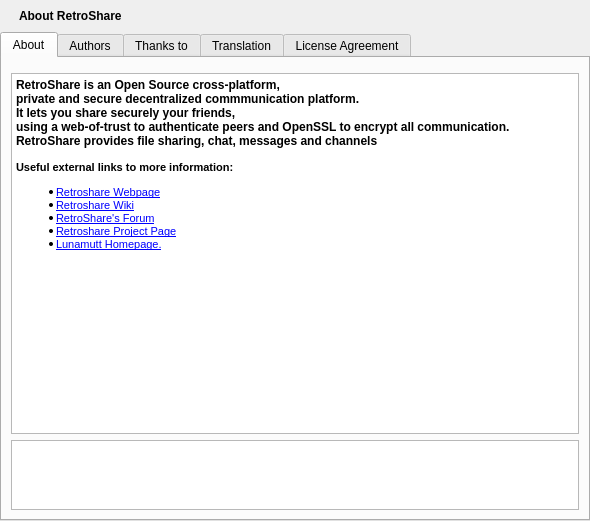
Before: the Qt Designer form retroshare-gui/src/gui/HelpDialog.ui in RetroShare/RetroShare, drawn with Qt 5.
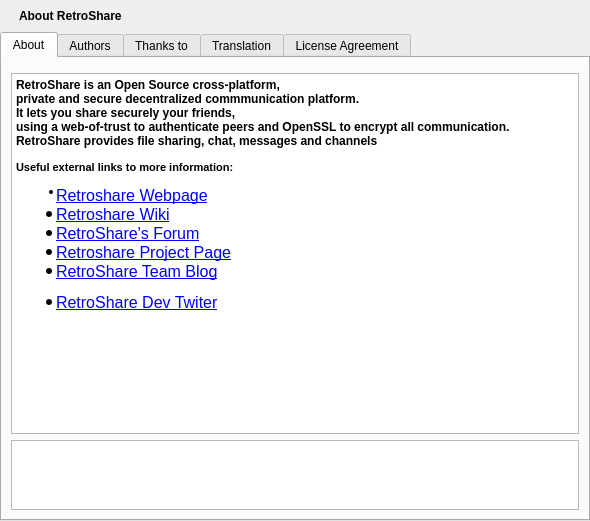
After: the same form once the commit is applied. Icons and pictures are not drawn.

Commit message: update Help Page

The edit to the form file:
```diff
--- a/retroshare-gui/src/gui/HelpDialog.ui
+++ b/retroshare-gui/src/gui/HelpDialog.ui
@@ -68,11 +68,12 @@
 &lt;p align=&quot;justify&quot; style=&quot; margin-top:0px; margin-bottom:0px; margin-left:0px; margin-right:0px; -qt-block-indent:0; text-indent:0px;&quot;&gt;&lt;span style=&quot; font-weight:600;&quot;&gt;RetroShare provides file sharing, chat, messages and channels&lt;/span&gt;&lt;/p&gt;
 &lt;p align=&quot;center&quot; style=&quot;-qt-paragraph-type:empty; margin-top:0px; margin-bottom:0px; margin-left:0px; margin-right:0px; -qt-block-indent:0; text-indent:0px; font-size:8pt;&quot;&gt;&lt;/p&gt;
 &lt;p style=&quot; margin-top:0px; margin-bottom:0px; margin-left:0px; margin-right:0px; -qt-block-indent:0; text-indent:0px;&quot;&gt;&lt;span style=&quot; font-size:8pt; font-weight:600;&quot;&gt;Useful external links to more information:&lt;/span&gt;&lt;/p&gt;
-&lt;ul style=&quot;margin-top: 0px; margin-bottom: 0px; margin-left: 0px; margin-right: 0px; -qt-list-indent: 1;&quot;&gt;&lt;li style=&quot; font-size:8pt;&quot; align=&quot;justify&quot; style=&quot; margin-top:12px; margin-bottom:0px; margin-left:0px; margin-right:0px; -qt-block-indent:0; text-indent:0px;&quot;&gt;&lt;a href=&quot;http://retroshare.sourceforge.net&quot;&gt;&lt;span style=&quot; text-decoration: underline; color:#0000ff;&quot;&gt;Retroshare Webpage&lt;/span&gt;&lt;/a&gt;&lt;/li&gt;
-&lt;li style=&quot; font-size:8pt;&quot; align=&quot;justify&quot; style=&quot; margin-top:0px; margin-bottom:0px; margin-left:0px; margin-right:0px; -qt-block-indent:0; text-indent:0px;&quot;&gt;&lt;a href=&quot;http://retroshare.sourceforge.net/wiki/index.php/Main_Page&quot;&gt;&lt;span style=&quot; text-decoration: underline; color:#0000ff;&quot;&gt;Retroshare Wiki&lt;/span&gt;&lt;/a&gt;&lt;/li&gt;
-&lt;li style=&quot; font-size:8pt; text-decoration: underline; color:#0000ff;&quot; align=&quot;justify&quot; style=&quot; margin-top:0px; margin-bottom:0px; margin-left:0px; margin-right:0px; -qt-block-indent:0; text-indent:0px;&quot;&gt;&lt;a href=&quot;http://retroshare.sourceforge.net/forum/&quot;&gt;RetroShare's Forum&lt;/a&gt;&lt;/li&gt;
-&lt;li style=&quot; font-size:8pt;&quot; align=&quot;justify&quot; style=&quot; margin-top:0px; margin-bottom:0px; margin-left:0px; margin-right:0px; -qt-block-indent:0; text-indent:0px;&quot;&gt;&lt;a href=&quot;http://sourceforge.net/projects/retroshare/&quot;&gt;&lt;span style=&quot; text-decoration: underline; color:#0000ff;&quot;&gt;Retroshare Project Page&lt;/span&gt;&lt;/a&gt;&lt;/li&gt;
-&lt;li style=&quot; font-size:8pt;&quot; align=&quot;justify&quot; style=&quot; margin-top:0px; margin-bottom:12px; margin-left:0px; margin-right:0px; -qt-block-indent:0; text-indent:0px;&quot;&gt;&lt;a href=&quot;http://www.lunamutt.com&quot;&gt;&lt;span style=&quot; text-decoration: underline; color:#0000ff;&quot;&gt;Lunamutt Homepage.&lt;/span&gt;&lt;/a&gt;&lt;/li&gt;&lt;/ul&gt;&lt;/body&gt;&lt;/html&gt;</string>
+&lt;ul style=&quot;margin-top: 0px; margin-bottom: 0px; margin-left: 0px; margin-right: 0px; -qt-list-indent: 1;&quot;&gt;&lt;li style=&quot; font-size:8pt;&quot; align=&quot;justify&quot; style=&quot; margin-top:12px; margin-bottom:0px; margin-left:0px; margin-right:0px; -qt-block-indent:0; text-indent:0px;&quot;&gt;&lt;a href=&quot;http://retroshare.sourceforge.net&quot;&gt;&lt;span style=&quot; font-size:12pt; text-decoration: underline; color:#0000ff;&quot;&gt;Retroshare Webpage&lt;/span&gt;&lt;/a&gt;&lt;/li&gt;
+&lt;li style=&quot; font-size:12pt; text-decoration: underline; color:#0000ff;&quot; align=&quot;justify&quot; style=&quot; margin-top:0px; margin-bottom:0px; margin-left:0px; margin-right:0px; -qt-block-indent:0; text-indent:0px;&quot;&gt;&lt;a href=&quot;http://retroshare.sourceforge.net&quot;&gt;Retroshare Wiki&lt;/a&gt;&lt;/li&gt;
+&lt;li style=&quot; font-size:12pt; text-decoration: underline; color:#0000ff;&quot; align=&quot;justify&quot; style=&quot; margin-top:0px; margin-bottom:0px; margin-left:0px; margin-right:0px; -qt-block-indent:0; text-indent:0px;&quot;&gt;&lt;a href=&quot;http://retroshare.sourceforge.net&quot;&gt;RetroShare's Forum&lt;/a&gt;&lt;/li&gt;
+&lt;li style=&quot; font-size:12pt; text-decoration: underline; color:#0000ff;&quot; align=&quot;justify&quot; style=&quot; margin-top:0px; margin-bottom:0px; margin-left:0px; margin-right:0px; -qt-block-indent:0; text-indent:0px;&quot;&gt;&lt;a href=&quot;http://retroshare.sourceforge.net&quot;&gt;Retroshare Project Page&lt;/a&gt;&lt;/li&gt;
+&lt;li style=&quot; font-size:12pt; text-decoration: underline; color:#0000ff;&quot; align=&quot;justify&quot; style=&quot; margin-top:0px; margin-bottom:12px; margin-left:0px; margin-right:0px; -qt-block-indent:0; text-indent:0px;&quot;&gt;&lt;a href=&quot;http://retroshare.sourceforge.net&quot;&gt;RetroShare Team Blog&lt;/a&gt;&lt;/li&gt;
+&lt;li style=&quot; font-size:12pt; text-decoration: underline; color:#0000ff;&quot; align=&quot;justify&quot; style=&quot; margin-top:0px; margin-bottom:12px; margin-left:0px; margin-right:0px; -qt-block-indent:0; text-indent:0px;&quot;&gt;&lt;a href=&quot;http://retroshare.sourceforge.net&quot;&gt;RetroShare Dev Twiter&lt;/a&gt;&lt;/li&gt;&lt;/ul&gt;&lt;/body&gt;&lt;/html&gt;</string>
          </property>
          <property name="openExternalLinks">
           <bool>true</bool>
```
Left out of the diff: 6 changed lines with no effect on the pictures.
